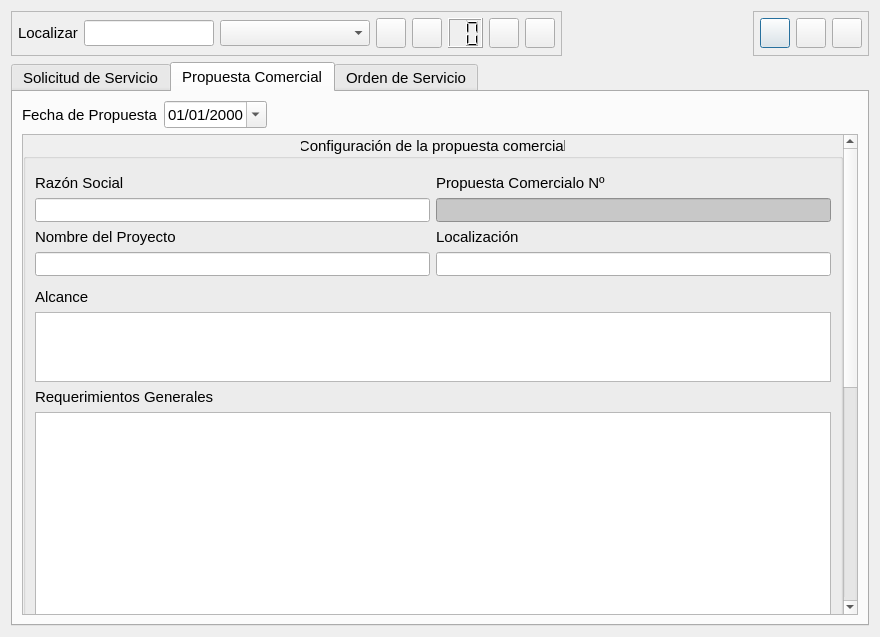
This is ui/sales.ui in OdairTrujillo/blockcheck as Qt 5 draws it before an edit. The edited form follows.
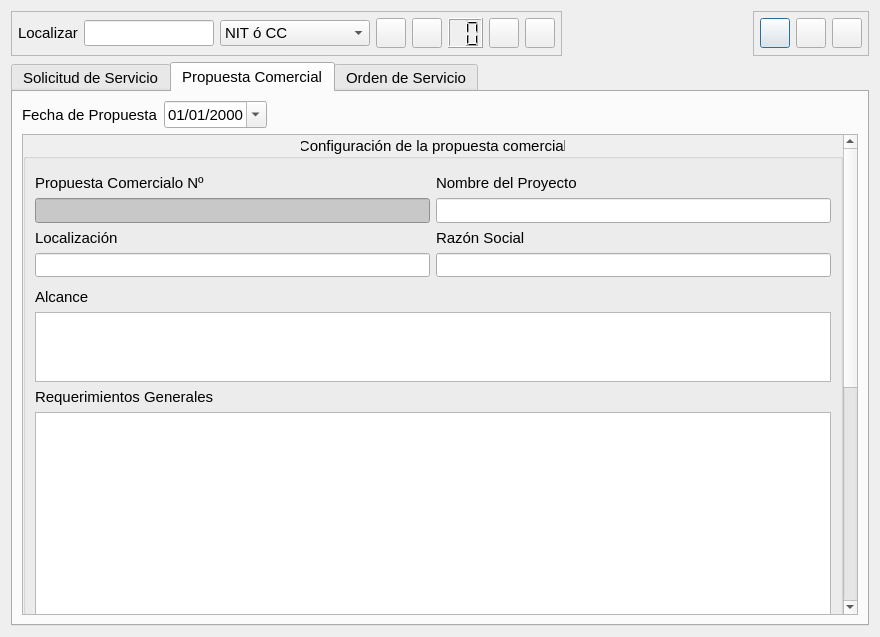
This is the edited form. The open tabs and pages were chosen to show the change. Icons and pictures are not drawn.

Commit message: Termina el re-planteamiento de orden de campos, orden de consultas, sales.ui coincide con el orden de la DB, igual con el orden de los campos en consultas, igual con el orden de llenado de controlos de sales.ui'. También se añade findByQuotId() y fillThrdData() que no existía, aprovechando para separar tanto consulta como llenado de cotizaciones respecto de los datos del tercero.

```diff
--- a/ui/sales.ui
+++ b/ui/sales.ui
@@ -247,6 +247,26 @@
         <property name="toolTip">
          <string>Selecciones Criterio de Localización</string>
         </property>
+        <item>
+         <property name="text">
+          <string>NIT ó CC</string>
+         </property>
+        </item>
+        <item>
+         <property name="text">
+          <string>Cotización</string>
+         </property>
+        </item>
+        <item>
+         <property name="text">
+          <string>Propuesta</string>
+         </property>
+        </item>
+        <item>
+         <property name="text">
+          <string>Orden de Servicio</string>
+         </property>
+        </item>
        </widget>
       </item>
       <item row="1" column="9">
@@ -1683,9 +1703,9 @@
           <property name="geometry">
            <rect>
             <x>0</x>
-            <y>-350</y>
-            <width>825</width>
-            <height>895</height>
+            <y>0</y>
+            <width>824</width>
+            <height>906</height>
            </rect>
           </property>
           <property name="sizePolicy">
@@ -1944,18 +1964,6 @@
                  <number>6</number>
                 </property>
                 <item row="0" column="0">
-                 <widget class="QLabel" name="label_26">
-                  <property name="font">
-                   <font>
-                    <pointsize>11</pointsize>
-                   </font>
-                  </property>
-                  <property name="text">
-                   <string>Razón Social</string>
-                  </property>
-                 </widget>
-                </item>
-                <item row="0" column="1">
                  <widget class="QLabel" name="label_32">
                   <property name="font">
                    <font>
@@ -1967,17 +1975,20 @@
                   </property>
                  </widget>
                 </item>
+                <item row="1" column="1">
+                 <widget class="QLineEdit" name="propInstNameLineEdit">
+                  <property name="minimumSize">
+                   <size>
+                    <width>200</width>
+                    <height>24</height>
+                   </size>
+                  </property>
+                  <property name="frame">
+                   <bool>true</bool>
+                  </property>
+                 </widget>
+                </item>
                 <item row="1" column="0">
-                 <widget class="QLineEdit" name="propThrdNameLineEdit">
-                  <property name="minimumSize">
-                   <size>
-                    <width>0</width>
-                    <height>24</height>
-                   </size>
-                  </property>
-                 </widget>
-                </item>
-                <item row="1" column="1">
                  <widget class="QLineEdit" name="propIdLineEdit">
                   <property name="minimumSize">
                    <size>
@@ -2091,30 +2102,19 @@
                   </property>
                  </widget>
                 </item>
-                <item row="4" column="0" rowspan="2">
-                 <widget class="QLineEdit" name="propLocalizationLineEdit">
-                  <property name="minimumSize">
-                   <size>
-                    <width>0</width>
-                    <height>24</height>
-                   </size>
+                <item row="2" column="1">
+                 <widget class="QLabel" name="label_26">
+                  <property name="font">
+                   <font>
+                    <pointsize>11</pointsize>
+                   </font>
                   </property>
-                 </widget>
-                </item>
-                <item row="4" column="1" rowspan="2">
-                 <widget class="QLineEdit" name="propInstNameLineEdit">
-                  <property name="minimumSize">
-                   <size>
-                    <width>200</width>
-                    <height>24</height>
-                   </size>
+                  <property name="text">
+                   <string>Razón Social</string>
                   </property>
-                  <property name="frame">
-                   <bool>true</bool>
-                  </property>
                  </widget>
                 </item>
-                <item row="2" column="1" rowspan="2">
+                <item row="2" column="0">
                  <widget class="QLabel" name="label_27">
                   <property name="font">
                    <font>
@@ -2126,7 +2126,7 @@
                   </property>
                  </widget>
                 </item>
-                <item row="2" column="0" rowspan="2">
+                <item row="0" column="1">
                  <widget class="QLabel" name="label_31">
                   <property name="font">
                    <font>
@@ -2138,6 +2138,26 @@
                   </property>
                  </widget>
                 </item>
+                <item row="3" column="1" rowspan="10">
+                 <widget class="QLineEdit" name="propThrdNameLineEdit">
+                  <property name="minimumSize">
+                   <size>
+                    <width>0</width>
+                    <height>24</height>
+                   </size>
+                  </property>
+                 </widget>
+                </item>
+                <item row="3" column="0" rowspan="10">
+                 <widget class="QLineEdit" name="propLocalizationLineEdit">
+                  <property name="minimumSize">
+                   <size>
+                    <width>0</width>
+                    <height>24</height>
+                   </size>
+                  </property>
+                 </widget>
+                </item>
                </layout>
               </item>
               <item row="6" column="0">
```
Left out of the diff: 53 changed lines with no effect on the pictures. The commit also changes 27 other files.
